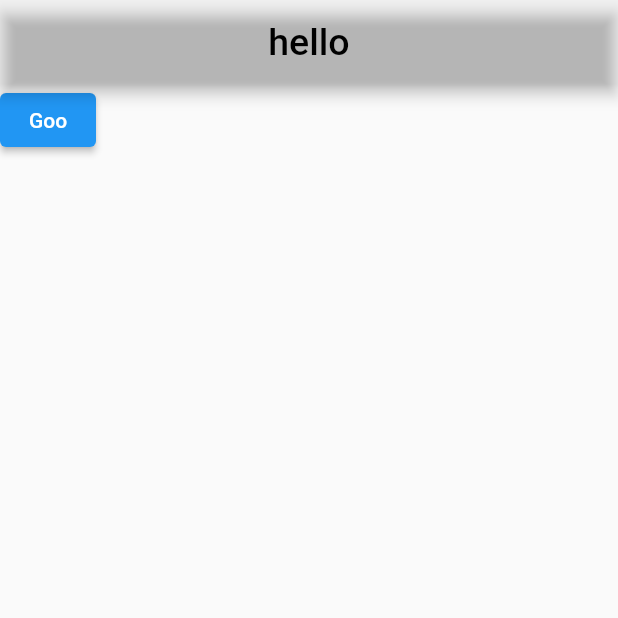
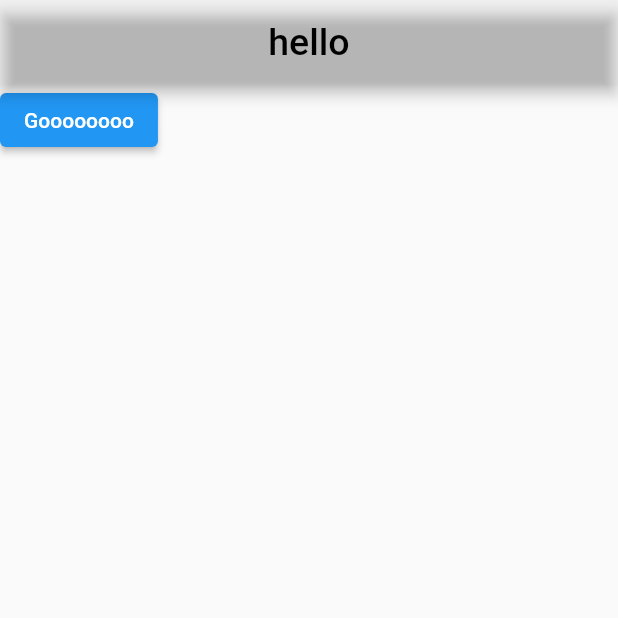
Before and after one commit to MohamedSamehhhh/test, a Flutter app: the screen it shows after launch, on a phone screen of 412 x 824 dp, the top half of it. Run offline on Flutter 3.47's test engine with Material 2 defaults, Android fonts, the phone set to English and light mode, and no system bars.

```diff
--- a/lib/homescreen.dart
+++ b/lib/homescreen.dart
@@ -19,7 +19,7 @@ class HomeScreen extends StatelessWidget {
               onPressed: () {
                 Navigator.of(context).pushNamed(Next.routeName);
               },
-              child: Text("Goo"))
+              child: Text("Goooooooo"))
         ],
       ),
     );
```
